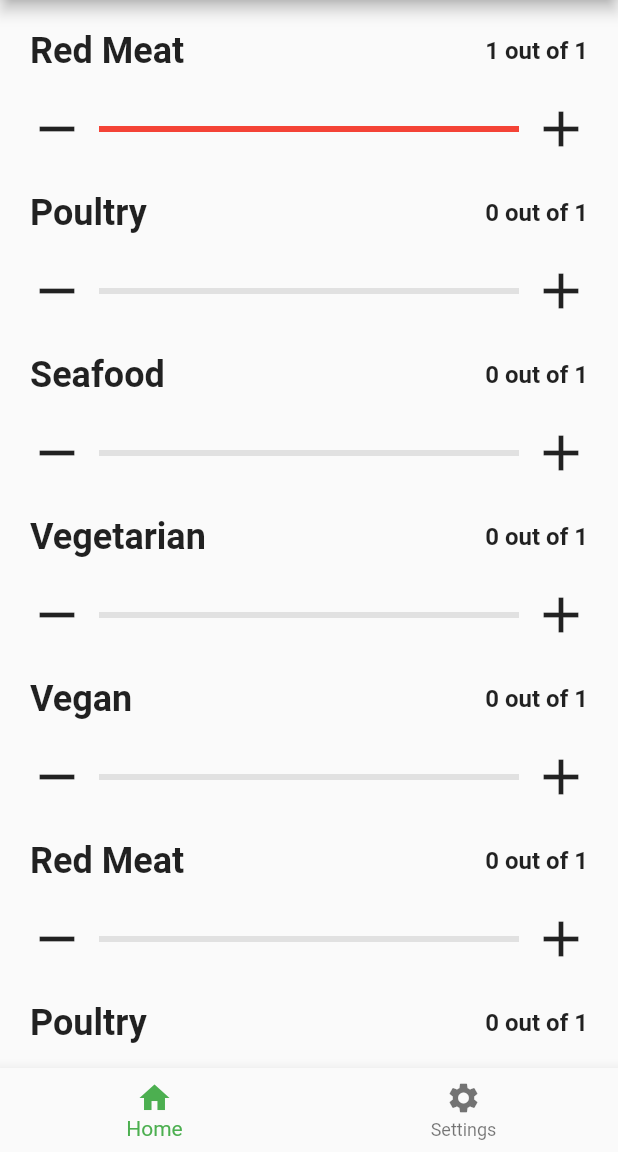
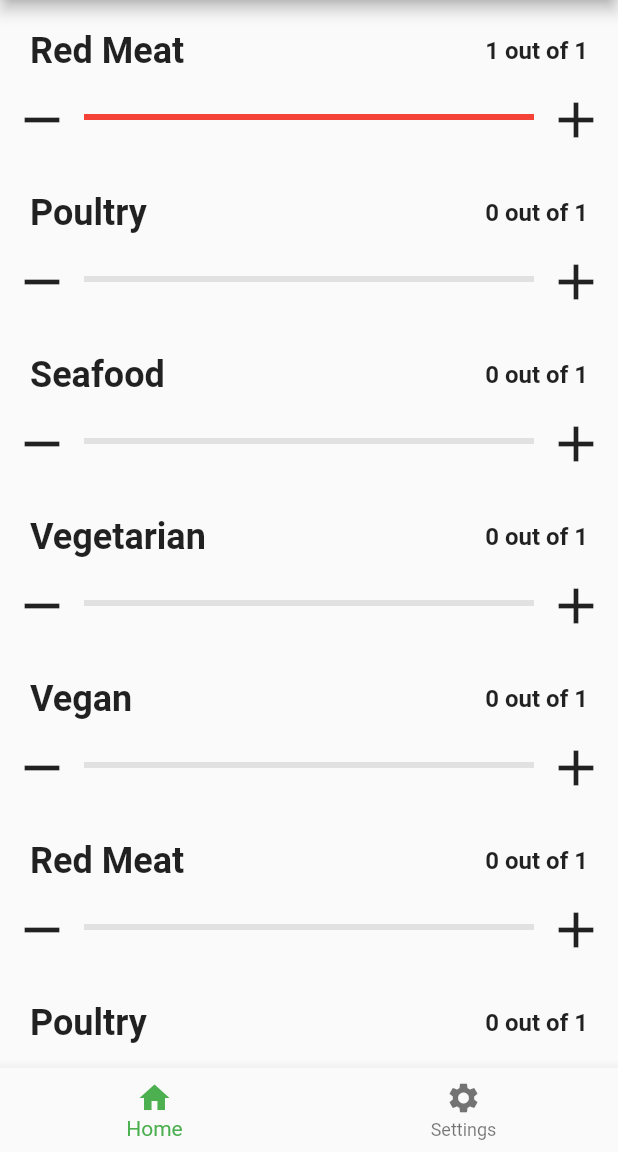
Before and after one commit to BonNil/Promeater, a Flutter app: the screen it shows after launch, after a tap on the "add" icon, on a phone screen of 412 x 824 dp, the part 84-1236 px from its top. Run offline on Flutter 3.47's test engine with Material 2 defaults, Android fonts, the phone set to English and light mode, and no system bars; our stand-ins replace sqflite; accounts and stored records are empty.

Commit message:
Fixed toucharea for protein sliders, and remove infinite icon

```diff
--- a/lib/screens/protein_bar.dart
+++ b/lib/screens/protein_bar.dart
@@ -113,8 +113,6 @@ class _ProteinBarState extends State with TickerProviderStateMixin {
       ),
       Container(
         height: 60.0,
-        padding: const EdgeInsets.only(
-            top: 10.0, left: 10.0, right: 10.0, bottom: 20.0),
         child: Row(
           crossAxisAlignment: CrossAxisAlignment.end,
           children: <Widget>[
@@ -129,7 +127,7 @@ class _ProteinBarState extends State with TickerProviderStateMixin {
             ),
             Expanded(
               child: Container(
-                alignment: Alignment.bottomCenter,
+                alignment: Alignment.center,
                 child: LinearProgressIndicator(
                   valueColor: AlwaysStoppedAnimation<Color>(_protein.color),
                   value: barValue,
```
Also changed, not shown: lib/screens/protein_slider.dart (+4 -6 lines), lib/screens/settings_screen.dart (line endings or trailing spaces), pubspec.lock.
